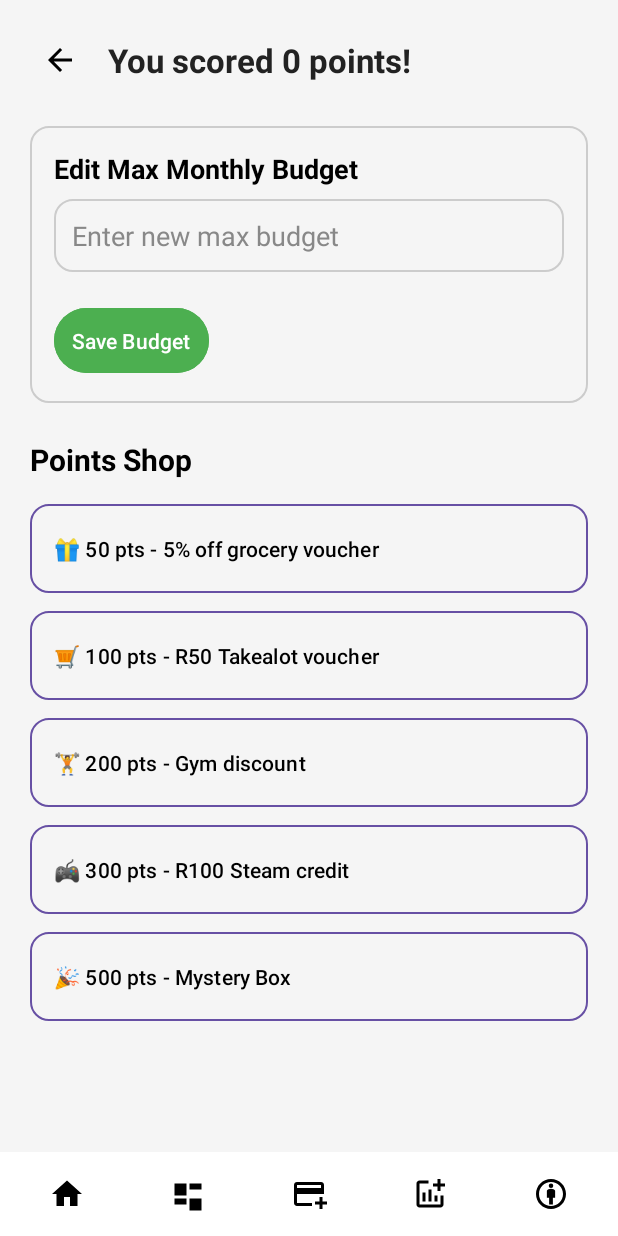
After one commit to ST10357451/PocketPaladinPart3, an Android app: the layout activity_points_screen.xml on its own in the app's theme, with its tools: preview values and no code run, on a phone screen of 412 x 824 dp. The commit adds this screen. Run offline under Robolectric (Android 15) with nearby library versions, the phone set to English and light mode, and no system bars.

Commit message:
First commit , added code

```diff
--- /dev/null
+++ b/app/src/main/res/drawable/add_icon.xml
@@ -0,0 +1,5 @@
+<vector xmlns:android="http://schemas.android.com/apk/res/android" android:height="24dp" android:tint="#000000" android:viewportHeight="24" android:viewportWidth="24" android:width="24dp">
+
+    <path android:fillColor="@android:color/white" android:pathData="M19,13h-6v6h-2v-6H5v-2h6V5h2v6h6v2z"/>
+
+</vector>
--- /dev/null
+++ b/app/src/main/res/drawable/back_arrow.xml
@@ -0,0 +1,5 @@
+<vector xmlns:android="http://schemas.android.com/apk/res/android" android:autoMirrored="true" android:height="24dp" android:tint="#000000" android:viewportHeight="24" android:viewportWidth="24" android:width="24dp">
+
+    <path android:fillColor="@android:color/white" android:pathData="M20,11H7.83l5.59,-5.59L12,4l-8,8 8,8 1.41,-1.41L7.83,13H20v-2z"/>
+
+</vector>
--- a/app/src/main/res/drawable/edittext_background.xml
+++ b/app/src/main/res/drawable/edittext_background.xml
@@ -1,12 +1,20 @@
 <?xml version="1.0" encoding="utf-8"?>
-<shape xmlns:android="http://schemas.android.com/apk/res/android">
-    <solid android:color="#FFFFFF" />
-    <corners android:radius="0dp" />
-    <stroke android:width="1dp" android:color="#DDDDDD" />
+<shape xmlns:android="http://schemas.android.com/apk/res/android"
+    android:shape="rectangle">
+
+    <!-- Transparent background -->
+    <solid android:color="@android:color/transparent" />
+
+    <!-- Rounded corners -->
+    <corners android:radius="12dp" />
+
+    <!-- Light gray border -->
+    <stroke android:width="1.5dp" android:color="#CCCCCC" />
+
+    <!-- Padding inside the EditText -->
     <padding
-        android:left="10dp"
-        android:top="10dp"
-        android:right="10dp"
-        android:bottom="10dp" />
-
+        android:left="14dp"
+        android:top="12dp"
+        android:right="14dp"
+        android:bottom="12dp" />
 </shape>
--- /dev/null
+++ b/app/src/main/res/drawable/home_icon.xml
@@ -0,0 +1,10 @@
+<?xml version="1.0" encoding="utf-8"?>
+<vector xmlns:android="http://schemas.android.com/apk/res/android"
+    android:width="24dp"
+    android:height="24dp"
+    android:viewportWidth="24"
+    android:viewportHeight="24">
+    <path
+        android:fillColor="#FF000000"
+        android:pathData="M10,20v-6h4v6h5v-8h3L12,3 2,12h3v8z"/>
+</vector>
--- /dev/null
+++ b/app/src/main/res/drawable/ic_category.xml
@@ -0,0 +1,10 @@
+<?xml version="1.0" encoding="utf-8"?>
+<vector xmlns:android="http://schemas.android.com/apk/res/android"
+    android:width="24dp"
+    android:height="24dp"
+    android:viewportWidth="24"
+    android:viewportHeight="24">
+    <path
+        android:fillColor="#000000"
+        android:pathData="M3,5h8v8H3V5zm0,10h8v4H3v-4zm10,0h8v8h-8v-8zm0,-10h8v4h-8V5z"/>
+</vector>
--- /dev/null
+++ b/app/src/main/res/drawable/ic_expense.xml
@@ -0,0 +1,5 @@
+<vector xmlns:android="http://schemas.android.com/apk/res/android" android:height="24dp" android:tint="#000000" android:viewportHeight="24" android:viewportWidth="24" android:width="24dp">
+
+    <path android:fillColor="@android:color/white" android:pathData="M20,4H4C2.89,4 2.01,4.89 2.01,6L2,18c0,1.11 0.89,2 2,2h10v-2H4v-6h18V6C22,4.89 21.11,4 20,4zM20,8H4V6h16V8zM24,17v2h-3v3h-2v-3h-3v-2h3v-3h2v3H24z"/>
+
+</vector>
--- /dev/null
+++ b/app/src/main/res/drawable/ic_settings.xml
@@ -0,0 +1,9 @@
+<vector xmlns:android="http://schemas.android.com/apk/res/android" android:height="24dp" android:tint="#000000" android:viewportHeight="24" android:viewportWidth="24" android:width="24dp">
+
+    <path android:fillColor="@android:color/white" android:pathData="M12,8.5c-0.91,0 -2.75,0.46 -2.75,1.38v4.62h1.5V19h2.5v-4.5h1.5V9.88C14.75,8.97 12.91,8.5 12,8.5z"/>
+
+    <path android:fillColor="@android:color/white" android:pathData="M12,2C6.47,2 2,6.47 2,12s4.47,10 10,10s10,-4.48 10,-10S17.52,2 12,2zM12,20c-4.42,0 -8,-3.58 -8,-8s3.58,-8 8,-8s8,3.58 8,8S16.42,20 12,20z"/>
+
+    <path android:fillColor="@android:color/white" android:pathData="M12,6.5m-1.5,0a1.5,1.5 0,1 1,3 0a1.5,1.5 0,1 1,-3 0"/>
+
+</vector>
--- /dev/null
+++ b/app/src/main/res/drawable/points_icon.xml
@@ -0,0 +1,5 @@
+<vector xmlns:android="http://schemas.android.com/apk/res/android" android:height="24dp" android:tint="#000000" android:viewportHeight="24" android:viewportWidth="24" android:width="24dp">
+
+    <path android:fillColor="@android:color/white" android:pathData="M22,5v2h-3v3h-2L17,7h-3L14,5h3L17,2h2v3h3zM19,19L5,19L5,5h6L11,3L5,3c-1.1,0 -2,0.9 -2,2v14c0,1.1 0.9,2 2,2h14c1.1,0 2,-0.9 2,-2v-6h-2v6zM15,13v4h2v-4h-2zM11,17h2L13,9h-2v8zM9,17v-6L7,11v6h2z"/>
+
+</vector>
--- /dev/null
+++ b/app/src/main/res/layout/activity_points_screen.xml
@@ -0,0 +1,226 @@
+<?xml version="1.0" encoding="utf-8"?>
+<androidx.constraintlayout.widget.ConstraintLayout
+    xmlns:android="http://schemas.android.com/apk/res/android"
+    xmlns:app="http://schemas.android.com/apk/res-auto"
+    android:layout_width="match_parent"
+    android:layout_height="match_parent"
+    android:background="#F5F5F5">
+
+    <!-- Scrollable content -->
+    <ScrollView
+        android:id="@+id/scrollContainer"
+        android:layout_width="0dp"
+        android:layout_height="0dp"
+        android:fillViewport="true"
+        app:layout_constraintTop_toTopOf="parent"
+        app:layout_constraintBottom_toTopOf="@+id/customNavBar"
+        app:layout_constraintStart_toStartOf="parent"
+        app:layout_constraintEnd_toEndOf="parent">
+
+        <LinearLayout
+            android:layout_width="match_parent"
+            android:layout_height="wrap_content"
+            android:orientation="vertical"
+            android:padding="20dp">
+
+            <!-- Header with back button and points text -->
+            <LinearLayout
+                android:layout_width="match_parent"
+                android:layout_height="wrap_content"
+                android:orientation="horizontal"
+                android:gravity="center_vertical"
+                android:layout_marginBottom="24dp">
+
+                <ImageButton
+                    android:id="@+id/backButton"
+                    android:layout_width="40dp"
+                    android:layout_height="40dp"
+                    android:background="@android:color/transparent"
+                    android:src="@drawable/back_arrow"
+                    android:contentDescription="Back" />
+
+                <TextView
+                    android:id="@+id/pointsText"
+                    android:layout_width="wrap_content"
+                    android:layout_height="wrap_content"
+                    android:layout_marginStart="12dp"
+                    android:text="You scored 0 points!"
+                    android:textColor="#222222"
+                    android:textSize="22sp"
+                    android:textStyle="bold" />
+            </LinearLayout>
+
+            <!-- Max Budget Edit Section -->
+            <LinearLayout
+                android:layout_width="match_parent"
+                android:layout_height="wrap_content"
+                android:orientation="vertical"
+                android:background="@drawable/edittext_background"
+                android:padding="16dp"
+                android:layout_marginBottom="24dp">
+
+                <TextView
+                    android:layout_width="match_parent"
+                    android:layout_height="wrap_content"
+                    android:text="Edit Max Monthly Budget"
+                    android:textSize="18sp"
+                    android:textStyle="bold"
+                    android:textColor="#000000"
+
+                    android:layout_marginBottom="8dp" />
+
+                <EditText
+                    android:id="@+id/editMaxBudget"
+                    android:layout_width="match_parent"
+                    android:layout_height="wrap_content"
+                    android:layout_marginBottom="12dp"
+                    android:background="@drawable/edittext_background"
+                    android:hint="Enter new max budget"
+                    android:inputType="numberDecimal"
+                    android:padding="12dp"
+                    android:textColor="#000000"
+                    android:textColorHint="#888888" />
+
+                <Button
+                    android:id="@+id/saveMaxBudgetButton"
+                    android:layout_width="wrap_content"
+                    android:layout_height="wrap_content"
+                    android:layout_marginTop="8dp"
+                    android:layout_marginEnd="24dp"
+                    android:backgroundTint="#4CAF50"
+                    android:padding="12dp"
+                    android:text="Save Budget"
+                    android:textColor="#FFFFFF"
+                    app:layout_constraintEnd_toEndOf="parent"
+                    app:layout_constraintTop_toBottomOf="@id/editMaxBudget" />
+
+            </LinearLayout>
+
+            <!-- Points Shop Section -->
+            <TextView
+                android:layout_width="match_parent"
+                android:layout_height="wrap_content"
+                android:text="Points Shop"
+                android:textStyle="bold"
+                android:textSize="20sp"
+                android:layout_marginBottom="16dp"
+                android:textColor="#000000"/>
+
+            <!-- Reward Buttons -->
+            <Button
+                android:id="@+id/reward1Button"
+                android:layout_width="match_parent"
+                android:layout_height="wrap_content"
+                android:text="🎁 50 pts - 5% off grocery voucher"
+                android:background="@drawable/edittext_background"
+                android:textColor="#000000"
+                android:gravity="start|center_vertical"
+                android:padding="16dp"
+                android:layout_marginBottom="12dp"/>
+
+            <Button
+                android:id="@+id/reward2Button"
+                android:layout_width="match_parent"
+                android:layout_height="wrap_content"
+                android:text="🛒 100 pts - R50 Takealot voucher"
+                android:background="@drawable/edittext_background"
+                android:textColor="#000000"
+                android:gravity="start|center_vertical"
+                android:padding="16dp"
+                android:layout_marginBottom="12dp"/>
+
+            <Button
+                android:id="@+id/reward3Button"
+                android:layout_width="match_parent"
+                android:layout_height="wrap_content"
+                android:text="🏋️ 200 pts - Gym discount"
+                android:background="@drawable/edittext_background"
+                android:textColor="#000000"
+                android:gravity="start|center_vertical"
+                android:padding="16dp"
+                android:layout_marginBottom="12dp"/>
+
+            <Button
+                android:id="@+id/reward4Button"
+                android:layout_width="match_parent"
+                android:layout_height="wrap_content"
+                android:text="🎮 300 pts - R100 Steam credit"
+                android:background="@drawable/edittext_background"
+                android:textColor="#000000"
+                android:gravity="start|center_vertical"
+                android:padding="16dp"
+                android:layout_marginBottom="12dp"/>
+
+            <Button
+                android:id="@+id/reward5Button"
+                android:layout_width="match_parent"
+                android:layout_height="wrap_content"
+                android:text="🎉 500 pts - Mystery Box"
+                android:background="@drawable/edittext_background"
+                android:textColor="#000000"
+                android:gravity="start|center_vertical"
+                android:padding="16dp"
+                android:layout_marginBottom="12dp"/>
+        </LinearLayout>
+    </ScrollView>
+
+    <!-- Bottom Navigation -->
+    <LinearLayout
+        android:id="@+id/customNavBar"
+        android:layout_width="0dp"
+        android:layout_height="56dp"
+        android:orientation="horizontal"
+        android:gravity="center"
+        android:background="#FFFFFF"
+        android:weightSum="5"
+        android:padding="4dp"
+        app:layout_constraintBottom_toBottomOf="parent"
+        app:layout_constraintStart_toStartOf="parent"
+        app:layout_constraintEnd_toEndOf="parent">
+
+        <ImageButton
+            android:id="@+id/navHome"
+            android:layout_width="0dp"
+            android:layout_height="match_parent"
+            android:layout_weight="1"
+            android:src="@drawable/home_icon"
+            android:background="?attr/selectableItemBackground"
+            android:contentDescription="Home"/>
+
+        <ImageButton
+            android:id="@+id/navBudgetGoals"
+            android:layout_width="0dp"
+            android:layout_height="match_parent"
+            android:layout_weight="1"
+            android:src="@drawable/ic_category"
+            android:background="?attr/selectableItemBackground"
+            android:contentDescription="Budget Goals"/>
+
+        <ImageButton
+            android:id="@+id/navExpenses"
+            android:layout_width="0dp"
+            android:layout_height="match_parent"
+            android:layout_weight="1"
+            android:src="@drawable/ic_expense"
+            android:background="?attr/selectableItemBackground"
+            android:contentDescription="Expenses"/>
+
+        <ImageButton
+            android:id="@+id/navPoints"
+            android:layout_width="0dp"
+            android:layout_height="match_parent"
+            android:layout_weight="1"
+            android:src="@drawable/points_icon"
+            android:background="?attr/selectableItemBackground"
+            android:contentDescription="Points"/>
+
+        <ImageButton
+            android:id="@+id/navSettings"
+            android:layout_width="0dp"
+            android:layout_height="match_parent"
+            android:layout_weight="1"
+            android:src="@drawable/ic_settings"
+            android:background="?attr/selectableItemBackground"
+            android:contentDescription="Settings"/>
+    </LinearLayout>
+</androidx.constraintlayout.widget.ConstraintLayout>
```
Also changed, not shown: app/src/main/java/com/example/pocketpaladinfinalapp/ExpenseProgressBar.kt (added, +91 -0 lines), app/src/main/java/com/example/pocketpaladinfinalapp/PointsScreen.kt (added, +18 -0 lines), app/src/main/res/drawable/ic_goals.xml (added, +23 -0 lines), app/src/main/res/layout/add_expense_progress_bar.xml (added, +203 -0 lines), app/src/main/res/layout/settingspage.xml (added, +104 -0 lines).
